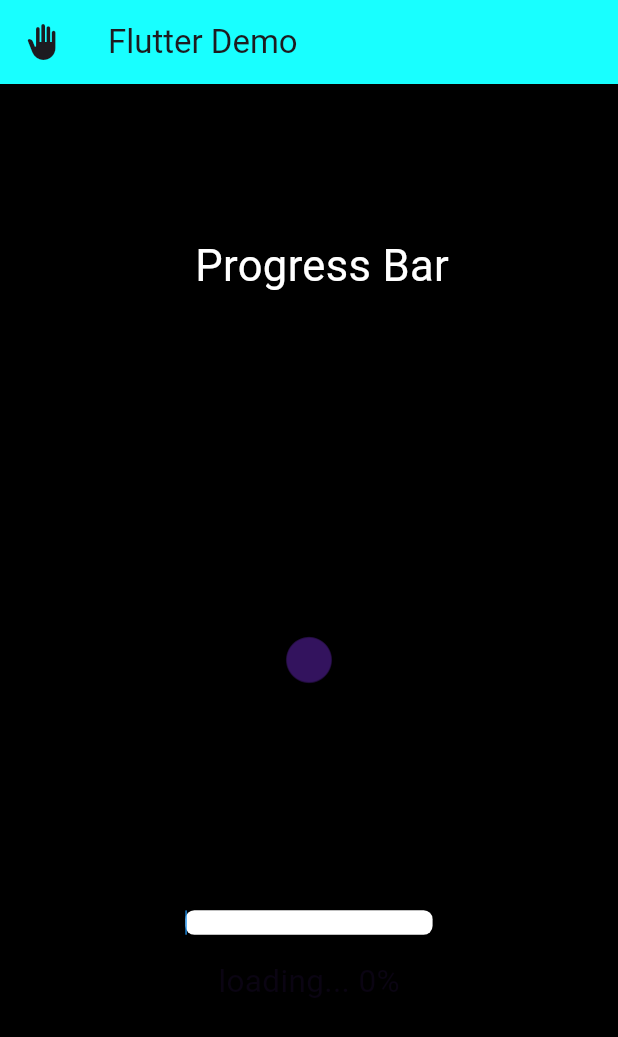
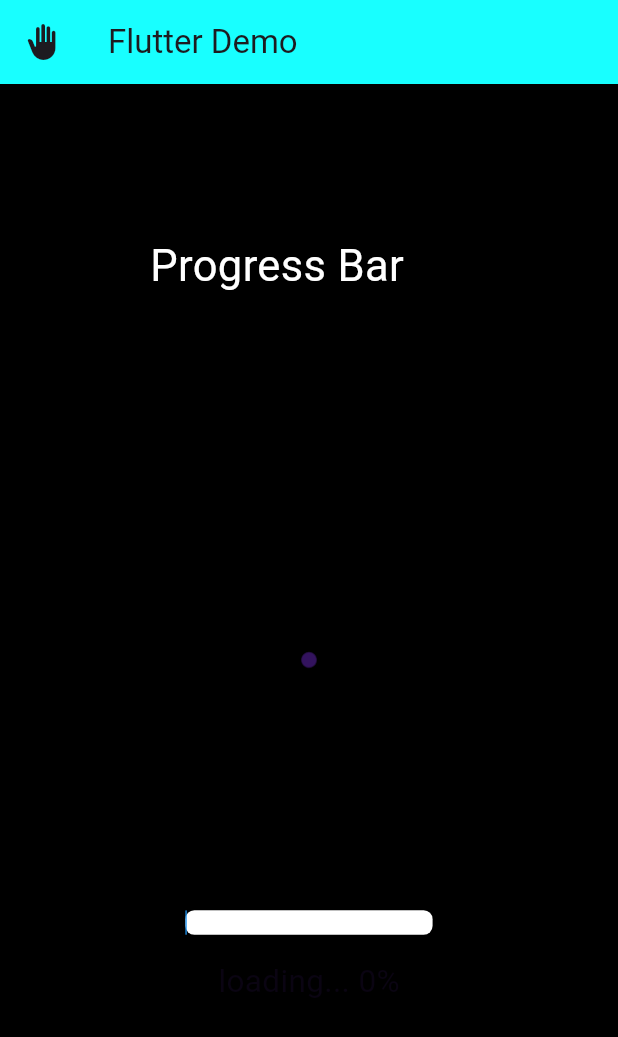
Before and after one commit to Asrar-Ashraf/Flutter_Custom_Progress_bar, a Flutter app: the screen it shows after launch, on a phone screen of 412 x 824 dp. Shown: the top 1037 px of the screen. Run offline on Flutter 3.47's test engine with Material 3 defaults, Android fonts, the phone set to English and light mode, and no system bars.

Commit message:
add box size of progress bar

```diff
--- a/lib/customdesign.dart
+++ b/lib/customdesign.dart
@@ -3,6 +3,9 @@ import 'dart:math';
 import 'package:flutter/material.dart';
 
 class Customdesign extends CustomPainter {
+  const Customdesign({this.boxsize = 15});
+  final double boxsize;
+
   @override
   void paint(Canvas canvas, Size size) {
     Random random = Random();
@@ -25,7 +28,7 @@ class Customdesign extends CustomPainter {
     canvas.translate(width / 2, height / 2);
     for (var i = 0; i < 50; i++) {
       if (i % 5 == 0) {
-        canvas.drawCircle(Offset(0, -radius), 15, paint);
+        canvas.drawCircle(Offset(0, -radius), boxsize, paint);
       }
       canvas.rotate(rotate);
     }
--- a/lib/main.dart
+++ b/lib/main.dart
@@ -22,13 +22,10 @@ class MyHomePage extends StatefulWidget {
 
 class _MyHomePageState extends State<MyHomePage>
     with SingleTickerProviderStateMixin {
-  late AnimationController _controller;
-  late Animation<double> _animation;
   @override
   Widget build(BuildContext context) {
     final size = MediaQuery.sizeOf(context);
     final Size(:width, :height) = size;
-
     return Scaffold(
       appBar: AppBar(
         title: Text("Flutter Demo"),
@@ -36,7 +33,7 @@ class _MyHomePageState extends State<MyHomePage>
         leading: Icon(Icons.back_hand),
       ),
       backgroundColor: Colors.black,
-      body: Stack(children: [Progressbar()]),
+      body: Stack(children: [Progressbar(boxsize: 5)]),
     );
   }
 }
--- a/lib/progressbar.dart
+++ b/lib/progressbar.dart
@@ -4,8 +4,8 @@ import 'package:flutter/material.dart';
 import 'package:flutter_animation_practice/customdesign.dart';
 
 class Progressbar extends StatefulWidget {
-  //final Size size;
-  const Progressbar({super.key});
+  final double boxsize;
+  const Progressbar({super.key, this.boxsize = 15});
 
   @override
   State<Progressbar> createState() => _ProgressbarState();
@@ -64,7 +64,7 @@ class _ProgressbarState extends State<Progressbar>
     return Stack(
       children: [
         Positioned(
-          left: 130,
+          left: 100,
           top: 100,
           child: Text(
             "Progress Bar",
@@ -77,7 +77,7 @@ class _ProgressbarState extends State<Progressbar>
           child: RotationTransition(
             turns: _animation,
             child: CustomPaint(
-              painter: Customdesign(),
+              painter: Customdesign(boxsize: widget.boxsize),
 
               size: Size(width * _animation.value, height * _animation.value),
             ),
```
